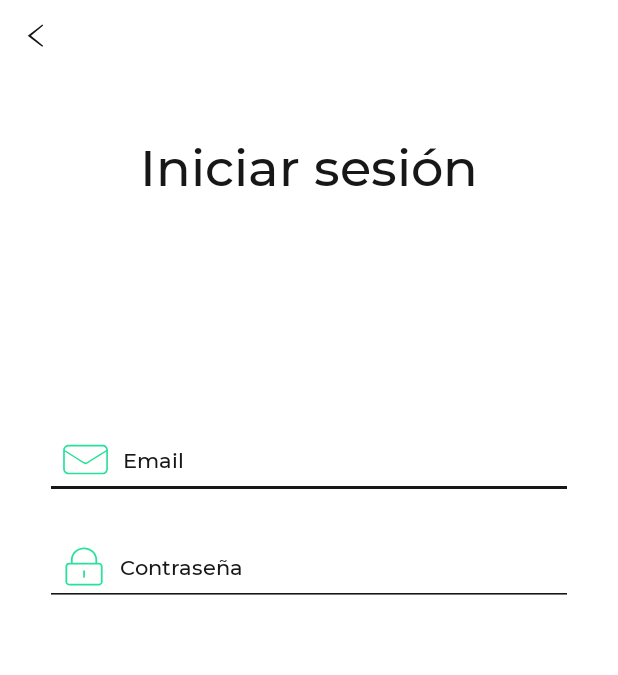
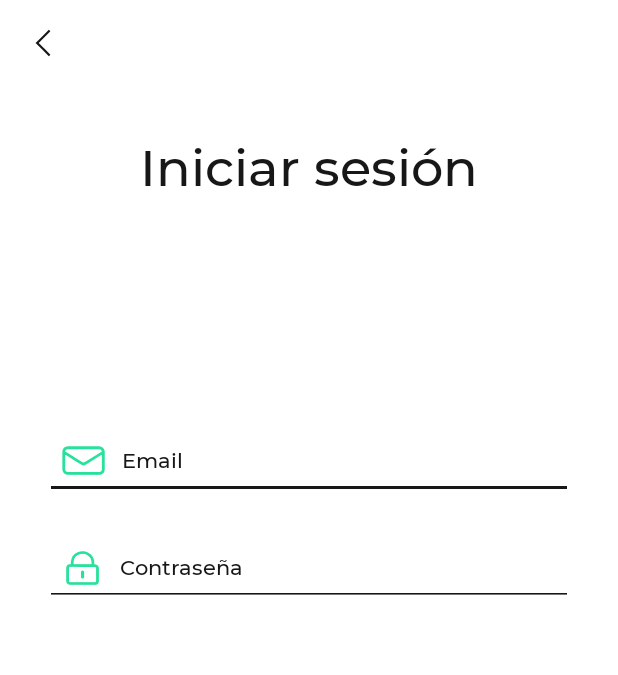
Before and after one commit to abidanBrito/murbin, an Android app: the LoginEmailActivity screen opened directly, with no data from a screen before it, on a phone screen of 412 x 824 dp. Shown: the top 675 px of the screen. Run offline under Robolectric (Android 15) with nearby library versions, the phone set to English and light mode, and no system bars; our stand-ins replace Firebase (no records; nobody signed in at launch, a user with empty details on screens opened directly); 1 statement that could not run was skipped.

Commit message:
fix: Improved some layouts and button interactions
T018

```diff
--- a/src/mobile_app/Murbin/app/src/main/java/com/example/murbin/presentation/LoginEmailActivity.java
+++ b/src/mobile_app/Murbin/app/src/main/java/com/example/murbin/presentation/LoginEmailActivity.java
@@ -1,15 +1,31 @@
 package com.example.murbin.presentation;
 
+import android.content.DialogInterface;
+import android.content.Intent;
 import android.os.Bundle;
+import android.widget.ImageView;
 
+import androidx.activity.OnBackPressedCallback;
 import androidx.appcompat.app.AppCompatActivity;
 
 import com.example.murbin.R;
+import com.google.firebase.firestore.core.View;
 
 public class LoginEmailActivity extends AppCompatActivity {
+    ImageView volver;
     @Override
     protected void onCreate(Bundle savedInstanceState) {
         super.onCreate(savedInstanceState);
         setContentView(R.layout.login_with_email_activity);
+
+        // Escuchador del botón goBackButton
+        volver = findViewById(R.id.goBackButton);
+        volver.setOnClickListener(v -> goBack(null));
+    }
+
+    // Vuelve a la vista anterior cuando se pulsa el boton "<"
+    public void goBack(View view){
+        Intent intent = new Intent(this, LoginActivity.class);
+        startActivity(intent);
     }
 }
--- a/src/mobile_app/Murbin/app/src/main/res/drawable/accent_button.xml
+++ b/src/mobile_app/Murbin/app/src/main/res/drawable/accent_button.xml
@@ -1,5 +1,21 @@
 <?xml version="1.0" encoding="utf-8"?>
 <selector xmlns:android="http://schemas.android.com/apk/res/android">
+    <item android:state_pressed="true">
+        <shape xmlns:android="http://schemas.android.com/apk/res/android" android:shape="rectangle">
+            <solid
+                android:color="@color/accent_variante"/>
+            <corners android:radius="100dp" />
+        </shape>
+    </item>
+
+    <item android:state_selected="true">
+        <shape xmlns:android="http://schemas.android.com/apk/res/android" android:shape="rectangle">
+            <solid
+                android:color="@color/accent_variante"/>
+            <corners android:radius="100dp" />
+        </shape>
+    </item>
+
     <item>
         <shape xmlns:android="http://schemas.android.com/apk/res/android" android:shape="rectangle">
             <solid
--- /dev/null
+++ b/src/mobile_app/Murbin/app/src/main/res/drawable/ic_back.xml
@@ -0,0 +1,4 @@
+<vector android:height="25dp" android:viewportHeight="1200"
+    android:viewportWidth="1200" android:width="25dp" xmlns:android="http://schemas.android.com/apk/res/android">
+    <path android:fillColor="#171717" android:pathData="M833.8,969.6l-49,49C645.3,879 505.8,739.5 366.2,600c139.5,-139.5 279,-279 418.5,-418.5l49,49L464.2,600C587.4,723.2 710.6,846.4 833.8,969.6z"/>
+</vector>
--- /dev/null
+++ b/src/mobile_app/Murbin/app/src/main/res/drawable/ic_email.xml
@@ -0,0 +1,6 @@
+<vector android:height="35dp" android:viewportHeight="1200"
+    android:viewportWidth="1200" android:width="35dp" xmlns:android="http://schemas.android.com/apk/res/android">
+    <path android:fillColor="#29E19C"
+        android:pathData="M601.1,294.1c117.8,0 235.7,-0.2 353.5,0.2c30,0.1 57,10 78.7,31.6c15.4,15.4 26,33.7 29.5,55.6c1.4,9.2 3.1,18.5 3.1,27.7c0.2,129.7 0.6,259.3 -0.1,389c-0.3,48.4 -25.8,85.1 -68.2,102.4c-14.1,5.8 -29.3,8.6 -44.9,8.6c-234.3,-0.1 -468.6,0 -702.9,-0.1c-30.6,0 -58.2,-9.4 -80.3,-31.1c-13.6,-13.3 -23.7,-29.1 -28.3,-48c-3.5,-14.3 -5.1,-28.7 -5.1,-43.5c0.2,-127.2 -0.4,-254.3 0.4,-381.5c0.3,-48 25.5,-84.7 68,-102.1c14.1,-5.8 29.3,-8.7 44.9,-8.7C366.5,294.1 483.8,294.1 601.1,294.1zM1031,438.2c-2.2,1.3 -3.5,2.1 -4.8,2.9c-74.1,46.8 -148.2,93.7 -222.4,140.5c-54.9,34.7 -109.7,69.6 -164.7,104.1c-25,15.6 -50.8,15.8 -76,0.3c-36,-22.2 -71.7,-44.9 -107.4,-67.5c-93.3,-58.9 -186.5,-117.9 -279.7,-176.9c-1.5,-0.9 -3,-1.8 -5.2,-3.1c0,2.9 0,4.9 0,6.9c0,117.6 0,235.3 0,352.9c0,42.6 33.1,75.8 75.8,75.9c236.1,0 472.2,0 708.4,0c43,0 76,-33.2 76,-76.2c0,-117.6 0,-235.3 0,-352.9C1031,443 1031,441 1031,438.2zM601.2,329c-117.8,0 -235.7,0 -353.5,0c-4.5,0 -9,0.3 -13.4,0.9c-33.9,4.9 -60.8,34.2 -63.2,68.4c-0.3,3.7 0.7,5.8 4,7.6c5,2.7 9.7,5.8 14.5,8.8c123.4,78 246.7,156 370,234.2c27.4,17.4 54.5,18 82,0.5c54.8,-34.8 109.7,-69.6 164.5,-104.3c73.3,-46.4 146.5,-92.7 219.9,-138.9c4.2,-2.6 5.4,-5.3 4.8,-10c-5,-39.5 -36.3,-67.2 -76.1,-67.2C836.8,328.9 719,329 601.2,329z"
+        android:strokeColor="#29E19C" android:strokeWidth="30"/>
+</vector>
--- /dev/null
+++ b/src/mobile_app/Murbin/app/src/main/res/drawable/ic_locker.xml
@@ -0,0 +1,9 @@
+<vector android:height="32dp" android:viewportHeight="1200"
+    android:viewportWidth="1200" android:width="34dp" xmlns:android="http://schemas.android.com/apk/res/android">
+    <path android:fillColor="#29E19C"
+        android:pathData="M341,547c0,-2.4 0,-4.4 0,-6.3c0.3,-26.2 -1.4,-52.5 1.1,-78.4c10.3,-105.5 64.3,-181.2 162.1,-221.9c154.2,-64.1 328.5,35.1 354.4,200.1c2.3,14.6 2.9,29.5 3.2,44.3c0.5,20.5 0.1,41 0.1,62.2c2.1,0 4,-0.1 5.9,0c14.3,0.6 28.8,-0.2 42.8,2.2c30.6,5.3 55.3,33 58.4,63.6c0.5,5.3 0.9,10.6 0.9,15.9c0,108.2 0,216.3 0,324.5c0,39.1 -23.2,68 -61.5,76.5c-3.5,0.8 -7.2,1.2 -10.8,1.2c-196.3,0.1 -392.7,0.1 -589,0c-44.3,0 -76.8,-33.6 -76.7,-78c0.3,-110 0.1,-220 0.1,-330c0,-40.1 29.2,-72.4 69.2,-75.7c11.9,-1 24,-0.2 36,-0.3C338.3,547 339.4,547 341,547zM601.4,996c98.8,0 197.6,0 296.5,0c1.7,0 3.4,0.3 5,-0.1c18.1,-5.1 32.1,-19.7 32.1,-39c0,-111.8 0,-223.6 -0.1,-335.5c0,-4.1 -0.7,-8.4 -2.1,-12.2c-6.1,-16.5 -21.5,-27.4 -40.1,-27.3c-195,0.2 -389.9,0.3 -584.9,-0.1c-21.1,0 -41.1,19.4 -41,40.8c0.5,111.1 0.2,222.3 0.3,333.4c0,3.5 0.1,7.1 1.1,10.4c5.4,17.8 21.9,29.8 40.3,29.7C406.1,995.8 503.8,996 601.4,996zM827,546.8c0,-17.1 0.3,-33.8 -0.1,-50.4c-0.4,-15.6 -0.1,-31.4 -2.3,-46.9c-18.8,-131.2 -145.2,-217.5 -274.3,-187.6C455,283.9 384,366 377,463.4c-1.9,26.7 -0.8,53.6 -1,80.4c0,0.9 0.2,1.9 0.3,3C526.5,546.8 676.4,546.8 827,546.8z"
+        android:strokeColor="#29E19C" android:strokeWidth="30"/>
+    <path android:fillColor="#FF000000"
+        android:pathData="M619,786.5c0,20.7 0,41.3 0,62c0,11.6 -7.2,19.5 -17.5,19.5c-10.4,0 -17.4,-7.9 -17.4,-19.6c0,-41.3 0,-82.6 0,-123.9c0,-11.6 7.2,-19.5 17.5,-19.5c10.4,0 17.4,7.9 17.4,19.6C619,745.2 619,765.9 619,786.5z"
+        android:strokeColor="#29E19C" android:strokeWidth="40"/>
+</vector>
--- a/src/mobile_app/Murbin/app/src/main/res/drawable/ic_mail.xml
+++ /dev/null
@@ -1,4 +0,0 @@
-<vector android:height="30dp" android:viewportHeight="1200"
-    android:viewportWidth="1200" android:width="30dp" xmlns:android="http://schemas.android.com/apk/res/android">
-    <path android:fillColor="#29E19C" android:pathData="M601.2,206.6c151.3,0 302.7,-0.3 454,0.2c38.5,0.1 73.2,12.9 101,40.5c19.8,19.7 33.5,43.3 37.9,71.4c1.9,11.8 3.9,23.7 4,35.6c0.3,166.5 0.8,333.1 -0.2,499.6c-0.4,62.2 -33.1,109.3 -87.6,131.6c-18.2,7.4 -37.6,11 -57.6,11c-301,-0.1 -601.9,0 -902.9,-0.2c-39.3,0 -74.7,-12 -103.2,-40c-17.4,-17.1 -30.4,-37.3 -36.3,-61.7c-4.5,-18.4 -6.5,-36.9 -6.5,-55.9c0.3,-163.3 -0.5,-326.7 0.5,-490c0.4,-61.6 32.7,-108.7 87.3,-131.1c18.1,-7.5 37.6,-11.1 57.6,-11.1C299.8,206.6 450.5,206.6 601.2,206.6zM1153.4,391.7c-2.9,1.7 -4.5,2.7 -6.1,3.7c-95.2,60.2 -190.4,120.3 -285.6,180.5c-70.5,44.6 -140.8,89.4 -211.6,133.7c-32.1,20.1 -65.3,20.2 -97.6,0.3c-46.2,-28.5 -92.1,-57.7 -138,-86.7C294.7,547.5 175,471.7 55.2,396c-1.9,-1.2 -3.8,-2.3 -6.6,-4c0,3.8 0,6.3 0,8.8c0,151.1 0,302.2 0,453.3c0,54.7 42.5,97.4 97.3,97.4c303.3,0 606.6,0 909.9,0c55.2,0 97.6,-42.6 97.6,-97.8c0,-151.1 0,-302.2 0,-453.3C1153.4,397.9 1153.4,395.4 1153.4,391.7zM601.2,251.4c-151.3,0 -302.7,0 -454,0.1c-5.8,0 -11.6,0.4 -17.3,1.2c-43.6,6.4 -78.1,43.9 -81.2,87.9c-0.3,4.7 0.9,7.5 5.1,9.7c6.4,3.5 12.5,7.4 18.6,11.3C230.9,461.8 389.4,562 547.7,662.4c35.2,22.3 70,23.1 105.4,0.6c70.4,-44.7 140.9,-89.4 211.4,-134c94.1,-59.5 188.2,-119.1 282.5,-178.4c5.4,-3.4 6.9,-6.8 6.1,-12.9c-6.4,-50.7 -46.6,-86.4 -97.8,-86.4C903.9,251.4 752.6,251.4 601.2,251.4z"/>
-</vector>
--- a/src/mobile_app/Murbin/app/src/main/res/drawable/ic_pass.xml
+++ /dev/null
@@ -1,5 +0,0 @@
-<vector android:height="26dp" android:viewportHeight="1200"
-    android:viewportWidth="1200" android:width="28dp" xmlns:android="http://schemas.android.com/apk/res/android">
-    <path android:fillColor="#29E19C" android:pathData="M226.9,486.6c0,-3.5 0,-6.3 0,-9.1c0.4,-37.6 -2,-75.6 1.6,-112.9C243.3,212.8 321,103.8 461.7,45.3c221.9,-92.3 472.7,50.6 510,288c3.3,21 4.1,42.5 4.7,63.7c0.8,29.5 0.2,59 0.2,89.6c3,0 5.8,-0.1 8.5,0c20.5,0.9 41.5,-0.3 61.6,3.2c44.1,7.6 79.5,47.4 84,91.6c0.8,7.6 1.2,15.3 1.2,22.9c0.1,155.6 0.1,311.3 0.1,466.9c0,56.2 -33.4,97.9 -88.5,110c-5.1,1.1 -10.4,1.7 -15.6,1.7c-282.5,0.1 -565,0.1 -847.6,0.1c-63.8,0 -110.6,-48.4 -110.4,-112.2C70.4,912.5 70,754.2 70,595.9c0,-57.7 42.1,-104.2 99.5,-109c17.2,-1.4 34.5,-0.3 51.8,-0.4C222.9,486.6 224.6,486.6 226.9,486.6zM601.6,1132.7c142.2,0 284.4,0 426.6,0c2.4,0 4.9,0.4 7.2,-0.2c26,-7.3 46.3,-28.4 46.3,-56.2c0,-160.9 0,-321.8 -0.1,-482.7c0,-5.9 -1,-12 -3.1,-17.5c-8.7,-23.7 -31,-39.4 -57.7,-39.3c-280.6,0.3 -561.1,0.4 -841.7,-0.1c-30.4,-0.1 -59.1,27.9 -59,58.8c0.7,159.9 0.3,319.9 0.4,479.8c0,5 0.1,10.2 1.6,14.9c7.8,25.7 31.5,42.9 58,42.8C320.6,1132.4 461.1,1132.7 601.6,1132.7zM926.2,486.3c0,-24.7 0.4,-48.6 -0.1,-72.6c-0.5,-22.5 -0.2,-45.2 -3.4,-67.4c-27,-188.8 -208.9,-312.9 -394.7,-270c-137.1,31.7 -239.3,149.7 -249.2,290c-2.7,38.4 -1.1,77.2 -1.5,115.7c0,1.4 0.3,2.7 0.4,4.3C493.9,486.3 709.6,486.3 926.2,486.3z"/>
-    <path android:fillColor="#29E19C" android:pathData="M626.9,831.3c0,29.7 0,59.5 0,89.2c0,16.7 -10.3,28 -25.2,28c-14.9,0 -25.1,-11.4 -25.1,-28.1c0,-59.5 0,-118.9 0,-178.4c0,-16.7 10.3,-28 25.2,-28c14.9,0 25.1,11.4 25.1,28.1C626.9,771.8 626.9,801.6 626.9,831.3z"/>
-</vector>
--- a/src/mobile_app/Murbin/app/src/main/res/drawable/main_button.xml
+++ b/src/mobile_app/Murbin/app/src/main/res/drawable/main_button.xml
@@ -1,5 +1,22 @@
 <?xml version="1.0" encoding="utf-8"?>
 <selector xmlns:android="http://schemas.android.com/apk/res/android">
+
+    <item android:state_pressed="true">
+        <shape xmlns:android="http://schemas.android.com/apk/res/android" android:shape="rectangle">
+            <solid
+                android:color="@color/principal_variante"/>
+            <corners android:radius="100dp" />
+        </shape>
+    </item>
+
+    <item android:state_selected="true">
+        <shape xmlns:android="http://schemas.android.com/apk/res/android" android:shape="rectangle">
+            <solid
+                android:color="@color/principal_variante"/>
+            <corners android:radius="100dp" />
+        </shape>
+    </item>
+
     <item>
         <shape xmlns:android="http://schemas.android.com/apk/res/android" android:shape="rectangle">
             <solid
@@ -7,4 +24,5 @@
             <corners android:radius="100dp" />
         </shape>
     </item>
+
 </selector>
--- a/src/mobile_app/Murbin/app/src/main/res/layout/login_with_email_activity.xml
+++ b/src/mobile_app/Murbin/app/src/main/res/layout/login_with_email_activity.xml
@@ -70,13 +70,13 @@
             android:layout_marginEnd="30dp"
             android:layout_marginBottom="20dp"
             android:backgroundTint="@color/negro"
-            android:drawableStart="@drawable/ic_mail"
-            android:drawablePadding="10dp"
+            android:drawableStart="@drawable/ic_email"
+            android:drawablePadding="8dp"
             android:ems="0"
             android:fontFamily="@font/montserratmedium"
             android:hint="Email"
             android:inputType="textEmailAddress"
-            android:paddingStart="12dp"
+            android:paddingStart="8dp"
             android:textColor="@color/negro"
             android:textSize="14sp" />
 
@@ -87,25 +87,25 @@
             android:layout_marginStart="30dp"
             android:layout_marginEnd="30dp"
             android:backgroundTint="@color/negro"
-            android:drawableStart="@drawable/ic_pass"
-            android:drawablePadding="10dp"
+            android:drawableStart="@drawable/ic_locker"
+            android:drawablePadding="8dp"
             android:ems="0"
             android:fontFamily="@font/montserratmedium"
             android:hint="Contraseña"
             android:inputType="textEmailAddress"
-            android:paddingStart="12dp"
+            android:paddingStart="8dp"
             android:textColor="@color/negro"
             android:textSize="14sp" />
     </LinearLayout>
 
     <ImageView
-        android:id="@+id/imageView"
-        android:layout_width="15dp"
-        android:layout_height="15dp"
+        android:id="@+id/goBackButton"
+        android:layout_width="25dp"
+        android:layout_height="25dp"
         android:layout_marginStart="16dp"
         android:layout_marginTop="16dp"
         app:layout_constraintStart_toStartOf="parent"
         app:layout_constraintTop_toTopOf="parent"
-        app:srcCompat="@drawable/ic_atras" />
+        app:srcCompat="@drawable/ic_back" />
 
 </androidx.constraintlayout.widget.ConstraintLayout>
--- a/src/mobile_app/Murbin/app/src/main/res/values/colors.xml
+++ b/src/mobile_app/Murbin/app/src/main/res/values/colors.xml
@@ -9,9 +9,9 @@
     <color name="white">#FFFFFFFF</color>
 
     <color name="principal">#29e19c</color>
-    <color name="principal_variante">#29e1b4</color>
+    <color name="principal_variante">#1ec78f</color>
     <color name="accent">#7266e8</color>
-    <color name="accent_variante">#5a6bdb</color>
+    <color name="accent_variante">#5f54d1</color>
     <color name="negro">#171717</color>
     <color name="blanco">#fafafa</color>
 </resources>
```
